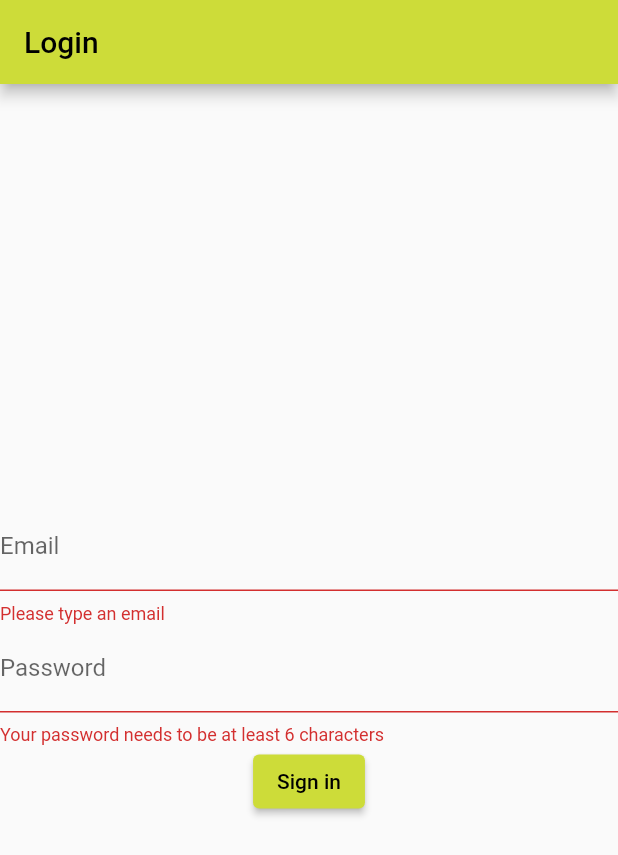
After one commit to Viraj-Sankalpa/Customer-Relashionship-Management-Application, a Flutter app: the screen it shows after launch, after a tap on "Sign in", on a phone screen of 412 x 824 dp. The commit adds this screen. Shown: the top 855 px of the screen. Run offline on Flutter 3.47's test engine with Material 2 defaults, Android fonts, the phone set to English and light mode, and no system bars; our stand-ins replace cloud_firestore, firebase_auth, firebase_core, form_field_validator, get, hexcolor and 1 more; accounts and stored records are empty; network calls fail.

Commit message:
login and sign up

```diff
--- a/lib/main.dart
+++ b/lib/main.dart
@@ -1,6 +1,8 @@
 import 'package:cdms/screens/add_customer.dart';
 import 'package:cdms/screens/home_page.dart';
+import 'package:cdms/screens/login.dart';
 import 'package:cdms/screens/register_page.dart';
+import 'package:cdms/screens/signin_page.dart';
 import 'package:firebase_core/firebase_core.dart';
 import 'package:flutter/material.dart';
 
@@ -10,7 +12,7 @@ Future<void> main() async {
   WidgetsFlutterBinding.ensureInitialized();
 
   await Firebase.initializeApp(
-    options: DefaultFirebaseOptions.currentPlatform,
+    options: DefaultFirebaseOptions.currentPlatform
 );
 
   runApp(const MyApp());
@@ -29,10 +31,12 @@ class MyApp extends StatelessWidget {
 
         primarySwatch: Colors.lime,
       ),
-      home: const RegisterPage(),
+      // home: const RegisterPage(),
+      home: const LoginPage(),
 
       routes: {
         '/Home' :(context) => const HomePage(),
+        '/SignIn' :(context) => const SignInPage(),
         '/AddCustomer' :(context) => const AddCustomer(),
       },
     );
--- /dev/null
+++ b/lib/screens/login.dart
@@ -0,0 +1,78 @@
+import 'package:flutter/material.dart';
+import 'package:firebase_auth/firebase_auth.dart';
+
+class LoginPage extends StatefulWidget {
+  const LoginPage({super.key});
+
+  @override
+  _LoginPageState createState() => _LoginPageState();
+}
+
+class _LoginPageState extends State<LoginPage> {
+  final GlobalKey<FormState> _formKey = GlobalKey<FormState>();
+  late String _email, _password;
+
+  @override
+  Widget build(BuildContext context) {
+    return Scaffold(
+      appBar: AppBar(
+        title: const Text("Login"),
+      ),
+      body: Center(
+        child: Form(
+          key: _formKey,
+          child: Column(
+            mainAxisAlignment: MainAxisAlignment.center,
+            children: <Widget>[
+              TextFormField(
+                validator: (input) {
+                  if (input!.isEmpty) {
+                    return 'Please type an email';
+                  }
+                  return null;
+                },
+                onSaved: (input) => _email = input!,
+                decoration: const InputDecoration(
+                  labelText: 'Email',
+                ),
+              ),
+              TextFormField(
+                validator: (input) {
+                  if (input!.length < 6) {
+                    return 'Your password needs to be at least 6 characters';
+                  }
+                  return null;
+                },
+                onSaved: (input) => _password = input!,
+                decoration: const InputDecoration(
+                  labelText: 'Password',
+                ),
+                obscureText: true,
+              ),
+              ElevatedButton(
+                onPressed: signIn,
+                child: const Text('Sign in'),
+              ),
+            ],
+          ),
+        ),
+      ),
+    );
+  }
+
+  Future<void> signIn() async {
+    final formState = _formKey.currentState;
+    if (formState!.validate()) {
+      formState.save();
+      try {
+        UserCredential user = await FirebaseAuth.instance.signInWithEmailAndPassword(
+          email: _email,
+          password: _password,
+        );
+        Navigator.pushReplacementNamed(context, '/Home');
+      } catch (e) {
+        // print(e.message);
+      }
+    }
+  }
+}
--- a/pubspec.yaml
+++ b/pubspec.yaml
@@ -41,6 +41,8 @@ dependencies:
   cloud_firestore: ^4.4.5
   getx_translator: ^1.0.1
   get: ^4.6.5
+  form_field_validator: ^1.1.0
+  shared_preferences: ^2.0.18
 
 dev_dependencies:
   flutter_test:
```
Also changed, not shown: lib/models/new_customer_form.dart (added, +26 -0 lines), lib/models/user_repository.dart (+13 -3 lines), lib/screens/add_customer.dart (+12 -2 lines), lib/screens/register_page.dart (+110 -10 lines), lib/screens/signin_page.dart (added, +341 -0 lines), pubspec.lock, 2 other files.
